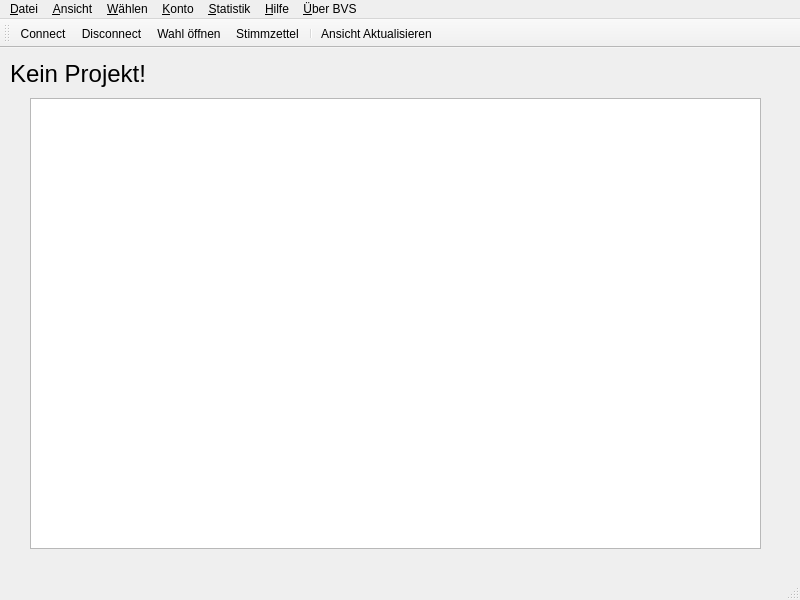
Before: the Qt Designer form bvs_wallet.ui in BlockchainVotingOrganisation/bvs_gui, drawn with Qt 5.
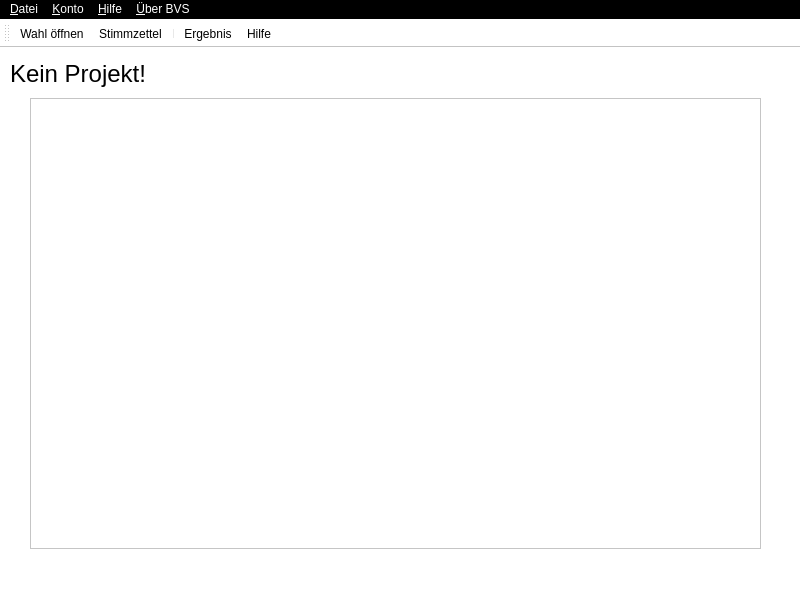
After: the same form once the commit is applied.

The edit to the form file:
```diff
--- a/bvs_wallet.ui
+++ b/bvs_wallet.ui
@@ -17,7 +17,7 @@
    <string>BVS Client</string>
   </property>
   <property name="styleSheet">
-   <string notr="true"/>
+   <string notr="true">background: white;</string>
   </property>
   <widget class="QWidget" name="centralwidget">
    <widget class="QLabel" name="label">
@@ -58,6 +58,10 @@
      <height>22</height>
     </rect>
    </property>
+   <property name="styleSheet">
+    <string notr="true">background: black;
+color: white;</string>
+   </property>
    <widget class="QMenu" name="menuDatei">
     <property name="title">
      <string>&amp;Datei</string>
@@ -81,31 +85,13 @@
      <string>&amp;Über BVS</string>
     </property>
    </widget>
-   <widget class="QMenu" name="menu_W_hlen">
-    <property name="title">
-     <string>&amp;Wählen</string>
-    </property>
-   </widget>
    <widget class="QMenu" name="menu_Konto">
     <property name="title">
      <string>&amp;Konto</string>
     </property>
    </widget>
-   <widget class="QMenu" name="menu_Statistik">
-    <property name="title">
-     <string>&amp;Statistik</string>
-    </property>
-   </widget>
-   <widget class="QMenu" name="menu_Ansicht">
-    <property name="title">
-     <string>&amp;Ansicht</string>
-    </property>
-   </widget>
    <addaction name="menuDatei"/>
-   <addaction name="menu_Ansicht"/>
-   <addaction name="menu_W_hlen"/>
    <addaction name="menu_Konto"/>
-   <addaction name="menu_Statistik"/>
    <addaction name="menu_Hilfe"/>
    <addaction name="menu_ber_BVS"/>
   </widget>
@@ -123,12 +109,11 @@
    <attribute name="toolBarBreak">
     <bool>false</bool>
    </attribute>
-   <addaction name="action_Connect"/>
-   <addaction name="actionDisconnect"/>
    <addaction name="actionAuswaehlen"/>
    <addaction name="action_Stimmzettel"/>
    <addaction name="separator"/>
-   <addaction name="actionAktualisieren"/>
+   <addaction name="actionErgebnis"/>
+   <addaction name="actionHilfe"/>
   </widget>
   <action name="action_Beenden">
    <property name="text">
@@ -168,26 +153,29 @@
     <string>Neu</string>
    </property>
   </action>
-  <action name="actionAktualisieren">
-   <property name="text">
-    <string>Ansicht Aktualisieren</string>
-   </property>
-  </action>
-  <action name="action_Connect">
-   <property name="text">
-    <string>&amp;Connect</string>
-   </property>
-  </action>
-  <action name="actionDisconnect">
-   <property name="text">
-    <string>&amp;Disconnect</string>
-   </property>
-  </action>
   <action name="action_Stimmzettel">
    <property name="text">
     <string>&amp;Stimmzettel</string>
    </property>
   </action>
+  <action name="actionAuswaehlen">
+   <property name="text">
+    <string>Wahl öffnen</string>
+   </property>
+   <property name="toolTip">
+    <string>Project auswählen</string>
+   </property>
+  </action>
+  <action name="actionErgebnis">
+   <property name="text">
+    <string>Ergebnis</string>
+   </property>
+  </action>
+  <action name="actionHilfe">
+   <property name="text">
+    <string>Hilfe</string>
+   </property>
+  </action>
  </widget>
  <resources/>
  <connections/>
```
Left out of the diff: 8 changed lines with no effect on the pictures.
